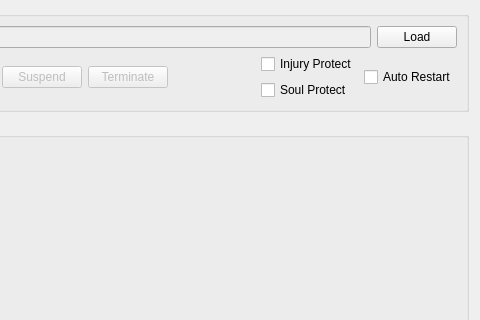
Qt form CGAssistant/scriptform.ui (hzqst/CGAssistant) before a commit; both pictures show x 193 to 673 and y 0 to 320 of the 673 by 414 pixel window.
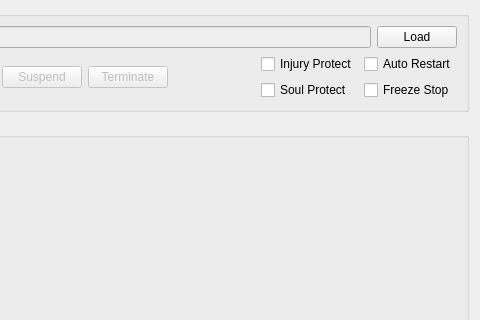
The same form after that commit.

```diff
--- a/CGAssistant/scriptform.ui
+++ b/CGAssistant/scriptform.ui
@@ -191,6 +191,19 @@
             </property>
            </widget>
           </item>
+          <item>
+           <widget class="QCheckBox" name="checkBox_freezestop">
+            <property name="sizePolicy">
+             <sizepolicy hsizetype="Minimum" vsizetype="Fixed">
+              <horstretch>0</horstretch>
+              <verstretch>0</verstretch>
+             </sizepolicy>
+            </property>
+            <property name="text">
+             <string>Freeze Stop</string>
+            </property>
+           </widget>
+          </item>
          </layout>
         </item>
        </layout>
```
Left out of the diff: 3 changed lines with no effect on the pictures.
